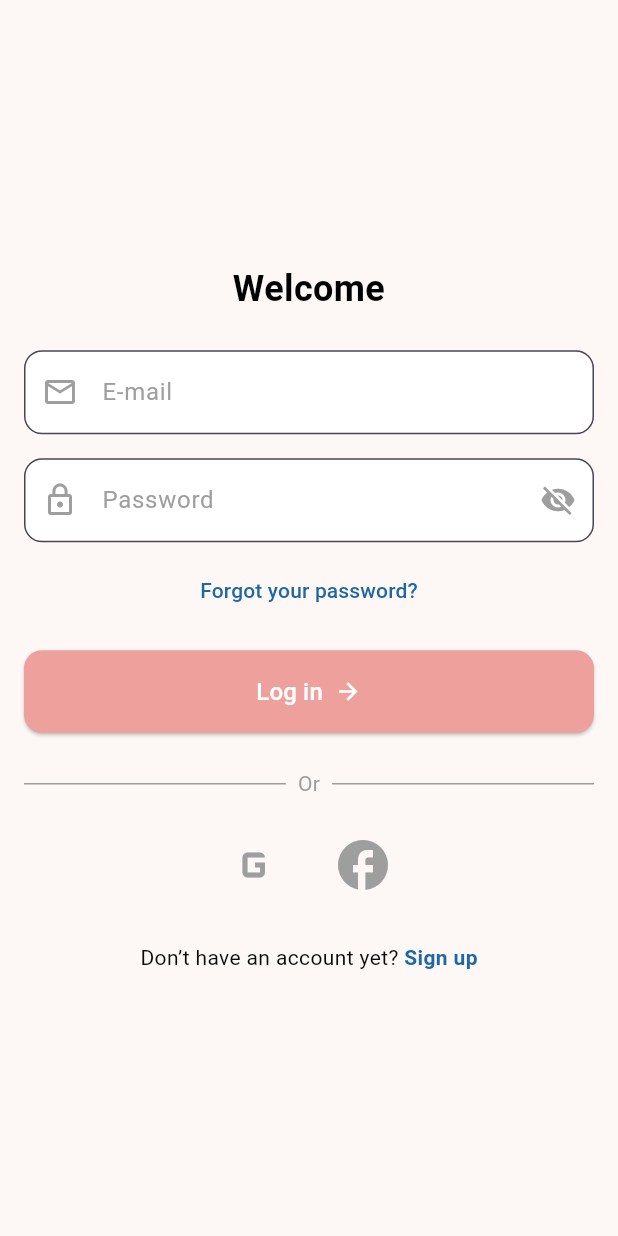
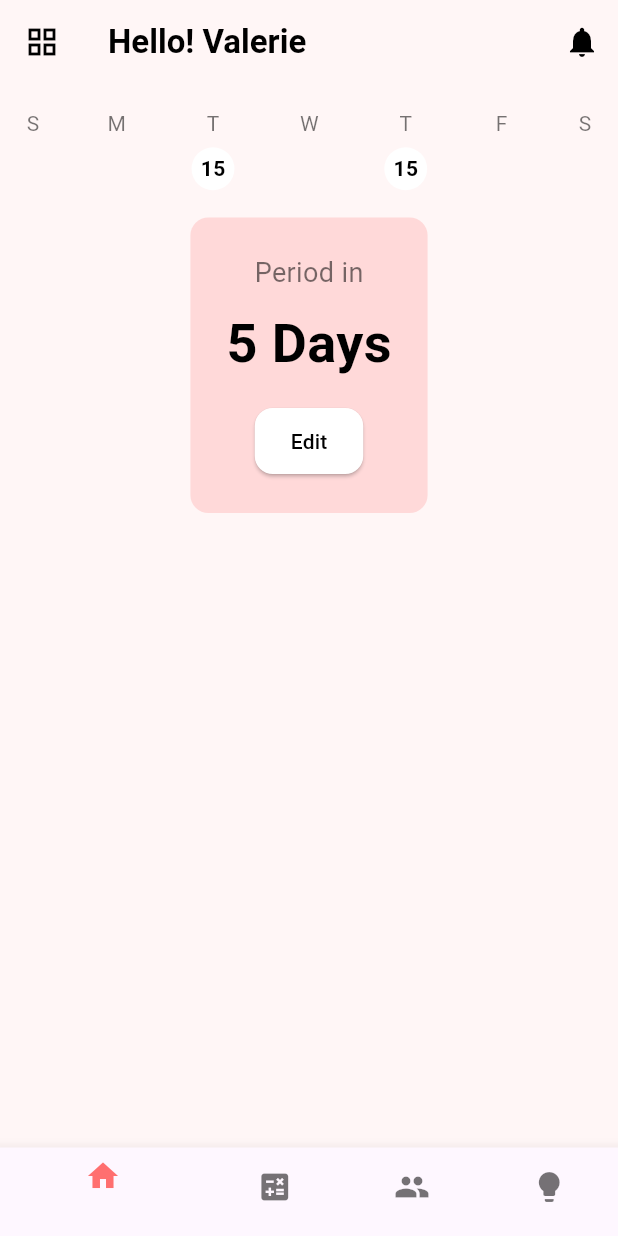
Before and after one commit to sparshatandukar/lunaflow, a Flutter app: the screen it shows after launch, on a phone screen of 412 x 824 dp. Run offline on Flutter 3.47's test engine with Material 3 defaults, Android fonts, the phone set to English and light mode, and no system bars.

Commit message:
dashboard created

```diff
--- a/lib/main.dart
+++ b/lib/main.dart
@@ -1,5 +1,7 @@
 import 'package:flutter/material.dart';
-import 'package:lunaflow/page/loginpage.dart';
+import 'package:lunaflow/page/dashboard.dart';
+// import 'package:lunaflow/page/loginpage.dart';
+// import 'package:lunaflow/page/privacy.dart';
 
 void main() {
   runApp(const MyApp());
@@ -17,6 +19,6 @@ class MyApp extends StatelessWidget {
           colorScheme: ColorScheme.fromSeed(seedColor: Colors.deepPurple),
           useMaterial3: true,
         ),
-        home: const LoginPage());
+        home: const Dashboard());
   }
 }
--- /dev/null
+++ b/lib/page/dashboard.dart
@@ -0,0 +1,151 @@
+import 'package:flutter/material.dart';
+
+class Dashboard extends StatefulWidget {
+  const Dashboard({super.key});
+
+  @override
+  State<Dashboard> createState() => _DashboardState();
+}
+
+class _DashboardState extends State<Dashboard> {
+  @override
+  Widget build(BuildContext context) {
+
+    return Scaffold(
+      backgroundColor: const Color(0xFFFFF6F6), // Light cream background color
+      appBar: AppBar(
+        backgroundColor: const Color(0xFFFFF6F6),
+        elevation: 0,
+        leading: IconButton(
+          icon: const Icon(Icons.grid_view, color: Colors.black),
+          onPressed: () {},
+        ),
+        title: const Text(
+          'Hello! Valerie',
+          style: TextStyle(
+            color: Colors.black,
+            fontWeight: FontWeight.bold,
+          ),
+        ),
+        actions: [
+          IconButton(
+            icon: const Icon(Icons.notifications, color: Colors.black),
+            onPressed: () {},
+          ),
+        ],
+      ),
+      body: Column(
+        children: [
+          Padding(
+            padding: const EdgeInsets.all(16.0),
+            child: Column(
+              children: [
+                // Calendar-like Header
+                Row(
+                  mainAxisAlignment: MainAxisAlignment.spaceBetween,
+                  children: [
+                    for (String day in ['S', 'M', 'T', 'W', 'T', 'F', 'S'])
+                      Column(
+                        children: [
+                          Text(day, style: const TextStyle(color: Colors.black54)),
+                          const SizedBox(height: 4),
+                          Container(
+                            decoration: BoxDecoration(
+                              color: day == 'T' ? Colors.white : Colors.transparent,
+                              shape: BoxShape.circle,
+                            ),
+                            padding: const EdgeInsets.all(6),
+                            child: Text(
+                              day == 'T' ? '15' : '',
+                              style: TextStyle(
+                                fontWeight: FontWeight.bold,
+                                color: day == 'T' ? Colors.black : Colors.transparent,
+                              ),
+                            ),
+                          ),
+                        ],
+                      )
+                  ],
+                ),
+
+                const SizedBox(height: 16),
+
+                // Period Tracker Card
+                Container(
+                  padding: const EdgeInsets.all(24.0),
+                  decoration: BoxDecoration(
+                    color: const Color(0xFFFFD9D9),
+                    borderRadius: BorderRadius.circular(12),
+                  ),
+                  child: Column(
+                    children: [
+                      const Text(
+                        'Period in',
+                        style: TextStyle(
+                          fontSize: 18,
+                          color: Colors.black54,
+                        ),
+                      ),
+                      const SizedBox(height: 8),
+                      const Text(
+                        '5 Days',
+                        style: TextStyle(
+                          fontSize: 36,
+                          fontWeight: FontWeight.bold,
+                          color: Colors.black,
+                        ),
+                      ),
+                      const SizedBox(height: 16),
+                      ElevatedButton(
+                        onPressed: () {},
+                        style: ElevatedButton.styleFrom(
+                          backgroundColor: Colors.white,
+                          foregroundColor: Colors.black,
+                          shape: RoundedRectangleBorder(
+                            borderRadius: BorderRadius.circular(12),
+                          ),
+                          padding: const EdgeInsets.symmetric(
+                            horizontal: 24,
+                            vertical: 12,
+                          ),
+                        ),
+                        child: const Text('Edit'),
+                      ),
+                    ],
+                  ),
+                ),
+              ],
+            ),
+          ),
+
+          const Spacer(),
+
+          // Bottom Navigation Bar
+          BottomNavigationBar(
+            backgroundColor: const Color(0xFFFFF6F6),
+            selectedItemColor: const Color(0xFFFF6F6F),
+            unselectedItemColor: Colors.black54,
+            items: const [
+              BottomNavigationBarItem(
+                icon: Icon(Icons.home),
+                label: '',
+              ),
+              BottomNavigationBarItem(
+                icon: Icon(Icons.calculate),
+                label: '',
+              ),
+              BottomNavigationBarItem(
+                icon: Icon(Icons.group),
+                label: '',
+              ),
+              BottomNavigationBarItem(
+                icon: Icon(Icons.lightbulb),
+                label: '',
+              ),
+            ],
+          ),
+        ],
+      ),
+    );
+  }
+}
--- a/lib/page/signuppage.dart
+++ b/lib/page/signuppage.dart
@@ -105,8 +105,7 @@ class SignUpPage extends StatelessWidget {
                       // Sign Up functionality
                     },
                     style: ElevatedButton.styleFrom(
-                      backgroundColor: const Color.fromRGBO(
-                          238, 160, 156, 1), // Light pink color
+                      backgroundColor: const Color(0xFFEEA09C), // Light pink color
                       shape: RoundedRectangleBorder(
                         borderRadius: BorderRadius.circular(12),
                       ),
```
Also changed, not shown: lib/page/privacy.dart (added, +153 -0 lines).
